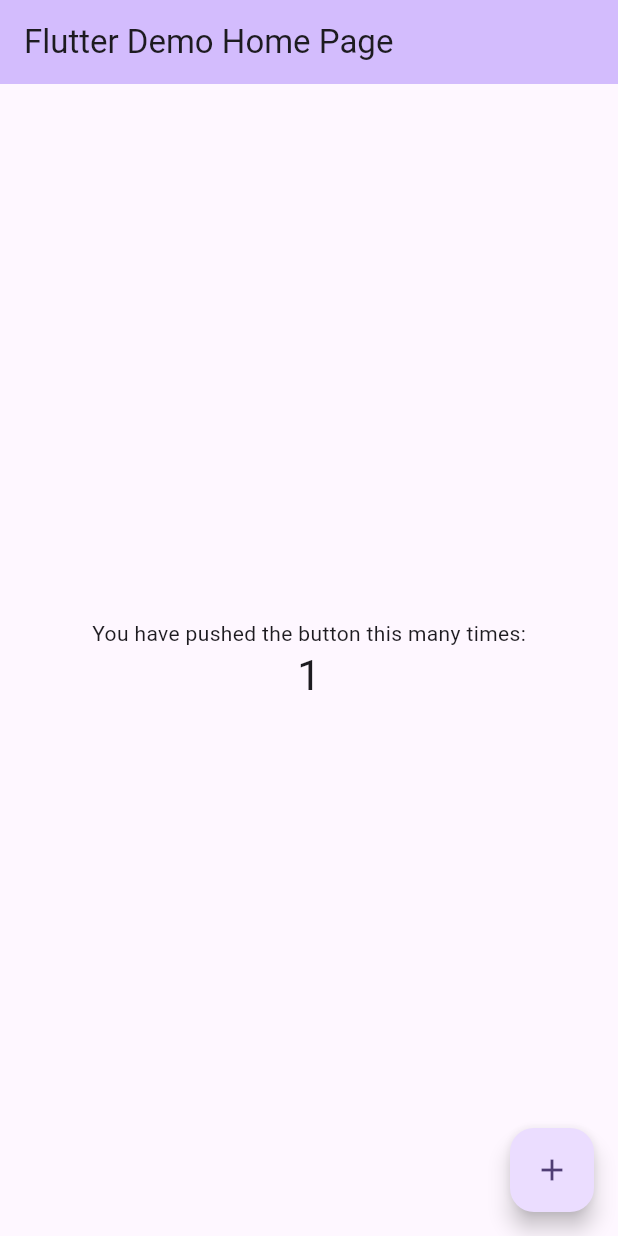
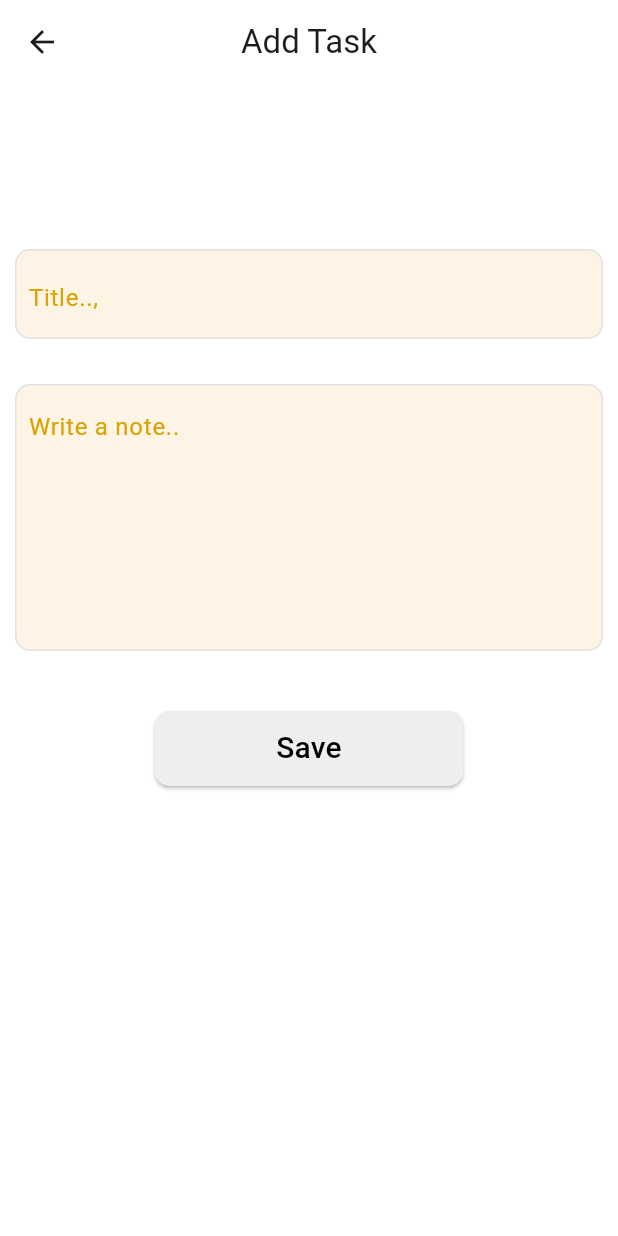
Before and after one commit to Sibin23/Note-App, a Flutter app: the screen it shows after launch, after a tap on the "add" icon, on a phone screen of 412 x 824 dp. Run offline on Flutter 3.47's test engine with Material 3 defaults, Android fonts, the phone set to English and light mode, and no system bars; our stand-ins replace google_fonts.

```diff
--- /dev/null
+++ b/note_app/lib/core/constants/colors.dart
@@ -0,0 +1,10 @@
+import 'package:flutter/material.dart';
+
+const appTheme = Color.fromARGB(255, 253, 244, 229);
+const whitecolor = Colors.white;
+const blackColor = Colors.black;
+const greenColor = Colors.green;
+const hintTextColor = Color.fromARGB(255, 217, 163, 0);
+final pendingBg = Colors.amber.shade100;
+final pendingTextColor = Colors.amber.shade600;
+final completedBg = Colors.green.shade100;
--- /dev/null
+++ b/note_app/lib/core/constants/constants.dart
@@ -0,0 +1,13 @@
+import 'package:flutter/material.dart';
+import 'package:google_fonts/google_fonts.dart';
+import 'package:note_app/core/constants/colors.dart';
+
+final h10 = SizedBox(height: 10);
+final h20 = SizedBox(height: 20);
+final h30 = SizedBox(height: 30);
+final h40 = SizedBox(height: 40);
+
+final buttonText = GoogleFonts.roboto(color: blackColor, fontSize: 20);
+final hintTextStyle = GoogleFonts.roboto(color: hintTextColor, fontSize: 16);
+final titleTextStyle = GoogleFonts.roboto(
+    color: blackColor, fontSize: 20, fontWeight: FontWeight.w400);
--- /dev/null
+++ b/note_app/lib/core/navigation/navigation_constants.dart
@@ -0,0 +1,5 @@
+class NavigationConstants {
+  static const String home = 'home';
+  static const String splash = 'splash';
+  static const String todoAdd = 'todo-add';
+}
--- /dev/null
+++ b/note_app/lib/core/navigation/navigation_service.dart
@@ -0,0 +1,27 @@
+import 'package:flutter/material.dart';
+
+class NavigationService {
+  late GlobalKey<NavigatorState> navigationKey;
+
+  static NavigationService instance = NavigationService();
+
+  NavigationService() {
+    navigationKey = GlobalKey<NavigatorState>();
+  }
+
+  navigate(Widget rn,[ VoidCallback? voidCallback]) {
+    navigationKey.currentState!
+        .push(MaterialPageRoute(builder: (context) => rn)).then((value) {
+          voidCallback!();
+        },);
+  }
+
+  navigateUntil(Widget screen) {
+    navigationKey.currentState!.pushAndRemoveUntil(
+        MaterialPageRoute(builder: (ctx) => screen), (route) => false);
+  }
+
+  goBack() {
+    return navigationKey.currentState!.pop();
+  }
+}
--- a/note_app/lib/main.dart
+++ b/note_app/lib/main.dart
@@ -1,4 +1,7 @@
 import 'package:flutter/material.dart';
+import 'package:note_app/core/constants/colors.dart';
+import 'package:note_app/core/navigation/navigation_service.dart';
+import 'package:note_app/presentation/home/screen_home.dart';
 
 void main() {
   runApp(const MyApp());
@@ -10,60 +13,17 @@ class MyApp extends StatelessWidget {
   @override
   Widget build(BuildContext context) {
     return MaterialApp(
+      debugShowCheckedModeBanner: false,
       title: 'Flutter Demo',
+      navigatorKey: NavigationService.instance.navigationKey,
       theme: ThemeData(
+        scaffoldBackgroundColor: whitecolor,
+        appBarTheme: AppBarTheme(
+            backgroundColor: whitecolor, surfaceTintColor: whitecolor),
         colorScheme: ColorScheme.fromSeed(seedColor: Colors.deepPurple),
         useMaterial3: true,
       ),
-      home: const MyHomePage(title: 'Flutter Demo Home Page'),
+      home: const ScreenHome(),
     );
   }
 }
-
-class MyHomePage extends StatefulWidget {
-  const MyHomePage({super.key, required this.title});
-
-  final String title;
-
-  @override
-  State<MyHomePage> createState() => _MyHomePageState();
-}
-
-class _MyHomePageState extends State<MyHomePage> {
-  int _counter = 0;
-
-  void _incrementCounter() {
-    setState(() {
-      _counter++;
-    });
-  }
-
-  @override
-  Widget build(BuildContext context) {
-    return Scaffold(
-      appBar: AppBar(
-        backgroundColor: Theme.of(context).colorScheme.inversePrimary,
-        title: Text(widget.title),
-      ),
-      body: Center(
-        child: Column(
-          mainAxisAlignment: MainAxisAlignment.center,
-          children: <Widget>[
-            const Text(
-              'You have pushed the button this many times:',
-            ),
-            Text(
-              '$_counter',
-              style: Theme.of(context).textTheme.headlineMedium,
-            ),
-          ],
-        ),
-      ),
-      floatingActionButton: FloatingActionButton(
-        onPressed: _incrementCounter,
-        tooltip: 'Increment',
-        child: const Icon(Icons.add),
-      ),
-    );
-  }
-}
--- /dev/null
+++ b/note_app/lib/presentation/add_screen/screen_todo_add.dart
@@ -0,0 +1,98 @@
+import 'package:flutter/material.dart';
+import 'package:google_fonts/google_fonts.dart';
+import 'package:note_app/core/constants/colors.dart';
+import 'package:note_app/core/constants/constants.dart';
+
+class ScreenTodoAdd extends StatelessWidget {
+  const ScreenTodoAdd({super.key});
+
+  @override
+  Widget build(BuildContext context) {
+    final size = MediaQuery.of(context).size;
+    TextEditingController titleController = TextEditingController();
+    TextEditingController subjectController = TextEditingController();
+    return Scaffold(
+      appBar: AppBar(
+        surfaceTintColor: whitecolor,
+        centerTitle: true,
+        title: const Text('Add Task'),
+      ),
+      body: GestureDetector(
+        onTap: () => FocusManager.instance.primaryFocus?.unfocus(),
+        child: SafeArea(
+          child: Padding(
+            padding: const EdgeInsets.all(10.0),
+            child: ListView(
+              children: [
+                SizedBox(
+                  height: 100,
+                ),
+                Container(
+                  width: size.width,
+                  height: 60,
+                  decoration: BoxDecoration(
+                    border: Border.all(color: Colors.grey.shade300),
+                    borderRadius: BorderRadius.circular(10),
+                    color: appTheme,
+                  ),
+                  child: Padding(
+                    padding: const EdgeInsets.all(8.0),
+                    child: TextFormField(
+                      controller: titleController,
+                      decoration: InputDecoration(
+                          hintStyle: hintTextStyle,
+                          hintText: 'Title..,',
+                          border: InputBorder.none,
+                          disabledBorder: const OutlineInputBorder()),
+                    ),
+                  ),
+                ),
+                h30,
+                Container(
+                  width: size.width,
+                  decoration: BoxDecoration(
+                    border: Border.all(color: Colors.grey.shade300),
+                    borderRadius: BorderRadius.circular(10),
+                    color: appTheme,
+                  ),
+                  child: Padding(
+                    padding: const EdgeInsets.all(8.0),
+                    child: TextFormField(
+                      controller: subjectController,
+                      maxLines: 6,
+                      decoration: InputDecoration(
+                          hintStyle: hintTextStyle,
+                          hintText: 'Write a note..',
+                          border: InputBorder.none,
+                          disabledBorder: OutlineInputBorder()),
+                    ),
+                  ),
+                ),
+                h40,
+                SizedBox(
+                  width: size.width,
+                  child: Center(
+                    child: MaterialButton(
+                      elevation: 1,
+                      shape: RoundedRectangleBorder(
+                          borderRadius: BorderRadius.circular(10)),
+                      splashColor: whitecolor,
+                      minWidth: size.width * 2 / 4,
+                      height: 50,
+                      color: Colors.grey.shade200,
+                      onPressed: () {},
+                      child: Text(
+                        'Save',
+                        style: buttonText,
+                      ),
+                    ),
+                  ),
+                )
+              ],
+            ),
+          ),
+        ),
+      ),
+    );
+  }
+}
--- /dev/null
+++ b/note_app/lib/presentation/home/screen_home.dart
@@ -0,0 +1,98 @@
+import 'package:flutter/material.dart';
+import 'package:google_fonts/google_fonts.dart';
+import 'package:note_app/core/constants/colors.dart';
+import 'package:note_app/core/constants/constants.dart';
+import 'package:note_app/core/navigation/navigation_service.dart';
+import 'package:note_app/presentation/add_screen/screen_todo_add.dart';
+import 'package:note_app/presentation/edit_screen/screen_todo_edit.dart';
+
+class ScreenHome extends StatelessWidget {
+  const ScreenHome({super.key});
+
+  @override
+  Widget build(BuildContext context) {
+    final size = MediaQuery.of(context).size;
+    return Scaffold(
+      appBar: AppBar(
+        centerTitle: true,
+        title: const Text("Todo List"),
+      ),
+      body: SafeArea(
+        child: Padding(
+          padding: const EdgeInsets.all(10.0),
+          child: ListView.builder(
+              itemBuilder: (context, index) {
+                return InkWell(
+                  onTap: () => NavigationService.instance
+                      .navigate(const ScreenTodoEdit()),
+                  child: Padding(
+                    padding: const EdgeInsets.all(8.0),
+                    child: Container(
+                      width: size.width,
+                      decoration: BoxDecoration(
+                          borderRadius: BorderRadius.circular(8),
+                          color: whitecolor,
+                          boxShadow: [
+                            BoxShadow(
+                              color: Colors.grey.shade300,
+                              blurRadius: 5,
+                              spreadRadius: 1,
+                            )
+                          ]),
+                      child: Padding(
+                        padding: const EdgeInsets.all(8.0),
+                        child: Column(
+                          crossAxisAlignment: CrossAxisAlignment.start,
+                          children: [
+                            Row(
+                              mainAxisAlignment: MainAxisAlignment.spaceBetween,
+                              children: [
+                                Text(
+                                  'Title',
+                                  style: titleTextStyle,
+                                ),
+                                Container(
+                                  decoration: BoxDecoration(
+                                    borderRadius: BorderRadius.circular(8),
+                                    color: completedBg),
+                                  child: Padding(
+                                    padding: const EdgeInsets.all(8.0),
+                                    child: Text(
+                                      'PENDING',
+                                      style: GoogleFonts.roboto(
+                                          fontSize: 16,
+                                          color: Colors.green,
+                                          fontWeight: FontWeight.bold),
+                                    ),
+                                  ),
+                                )
+                              ],
+                            ),
+                            h10,
+                            SizedBox(
+                                width: size.width,
+                                child: Text(
+                                  'Jackfklsjfsdfsdfsadfsdfdsfdassdfsadfsdfasdfasfsdfdfasfsdafljfj;lfjaja;sljsdfsdfasfdsfsadfasdfsdfasdfsdafasdfasdfasdfdfasdffasdfsadfasdfasdfsdfasdfsadfsdadsfasfsadfds',
+                                  style: GoogleFonts.roboto(fontSize: 15),
+                                  maxLines: 3,
+                                  overflow: TextOverflow.ellipsis,
+                                ))
+                          ],
+                        ),
+                      ),
+                    ),
+                  ),
+                );
+              },
+              itemCount: 10),
+        ),
+      ),
+      floatingActionButton: FloatingActionButton(
+          backgroundColor: appTheme,
+          shape: const CircleBorder(),
+          onPressed: () =>
+              NavigationService.instance.navigate(const ScreenTodoAdd()),
+          child: Icon(Icons.add)),
+    );
+  }
+}
```
Also changed, not shown: note_app/lib/presentation/edit_screen/screen_todo_edit.dart (added, +97 -0 lines), note_app/pubspec.yaml (+5 -17 lines), note_app/lib/domain/models/todo_model.dart (added), note_app/lib/domain/services/todo_services.dart (added), note_app/pubspec.lock, 1 other file.
